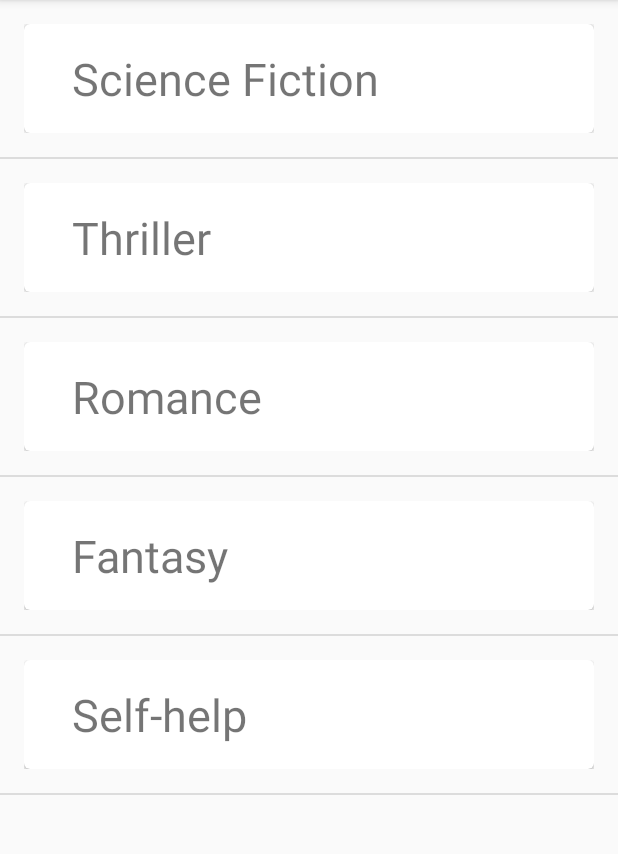
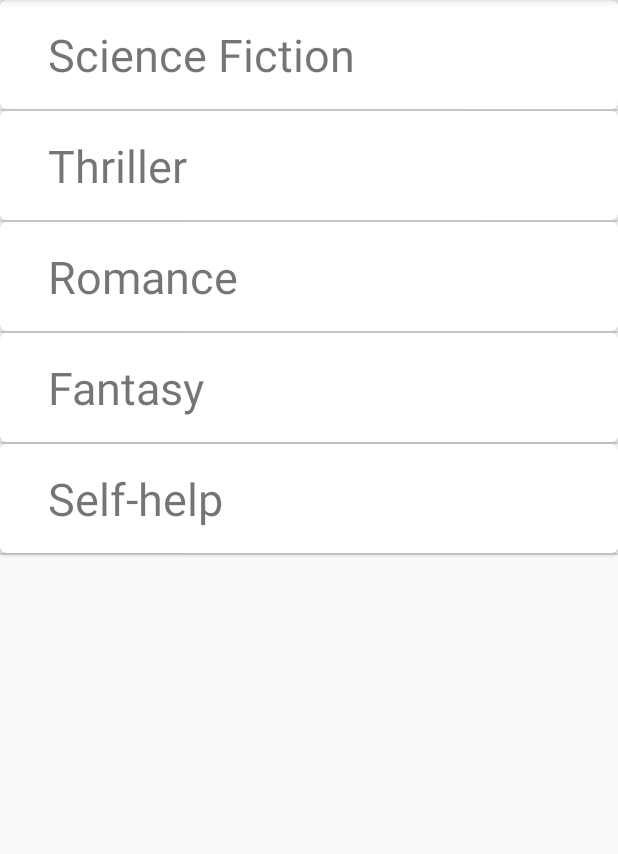
Before and after one commit to trungngv/rewardculture, an Android app: the screen it shows after launch (MainActivity), on a phone screen of 412 x 824 dp, the part 84-938 px from its top. Run offline under Robolectric (Android 15) with nearby library versions, the phone set to English and light mode, and no system bars.

Commit message:
Some style update

```diff
--- a/app/src/main/res/layout/cardview_category.xml
+++ b/app/src/main/res/layout/cardview_category.xml
@@ -1,11 +1,7 @@
 <?xml version="1.0" encoding="utf-8"?>
-<LinearLayout xmlns:android="http://schemas.android.com/apk/res/android"
+
+<android.support.v7.widget.CardView xmlns:android="http://schemas.android.com/apk/res/android"
     xmlns:card_view="http://schemas.android.com/apk/res-auto"
-    android:layout_width="match_parent"
-    android:layout_height="wrap_content"
-    android:padding="16dp">
-
-    <android.support.v7.widget.CardView xmlns:card_view="http://schemas.android.com/apk/res-auto"
     android:id="@+id/cardview_category"
     android:layout_width="match_parent"
     android:layout_height="wrap_content"
@@ -15,27 +11,23 @@
     <RelativeLayout
         android:layout_width="match_parent"
         android:layout_height="wrap_content"
-            android:padding="16dp"
-            >
+        android:padding="16dp">
 
         <ImageView
+            android:id="@+id/cv_category_photo"
             android:layout_width="wrap_content"
             android:layout_height="wrap_content"
-                android:id="@+id/cv_category_photo"
             android:layout_alignParentLeft="true"
             android:layout_alignParentTop="true"
-                android:layout_marginRight="16dp"
-                />
+            android:layout_marginRight="16dp" />
 
         <TextView
+            android:id="@+id/cv_category_name"
             android:layout_width="wrap_content"
             android:layout_height="wrap_content"
-                android:id="@+id/cv_category_name"
+            android:layout_alignParentTop="true"
             android:layout_toRightOf="@+id/cv_category_photo"
-                android:layout_alignParentTop="true"
-                android:textSize="30sp"
-                />
+            android:textSize="30sp" />
     </RelativeLayout>
 
 </android.support.v7.widget.CardView>
-</LinearLayout>
```
Also changed, not shown: app/src/main/java/com/rewardculture/view/BookActivity.java (+8 -10 lines), app/src/main/res/layout/cardview_book.xml (+5 -10 lines), app/src/main/res/layout/cardview_review.xml (+35 -11 lines). Lines whose indentation alone changed are shown as unchanged.
